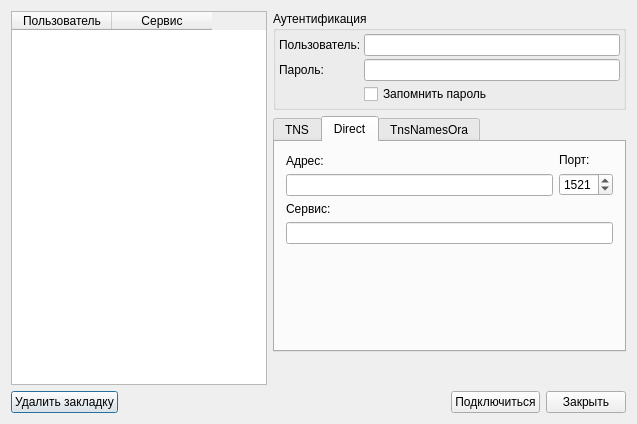
Qt form FmtLib/ui/oracleauthdlg.ui (Smitt64/WorkFMT) before a commit.
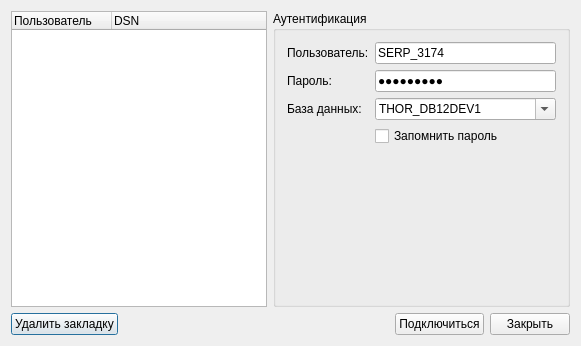
The same form after that commit. The open tabs and pages were chosen to show the change. Icons and pictures are not drawn.

What changed in the file:
```diff
--- a/FmtLib/ui/oracleauthdlg.ui
+++ b/FmtLib/ui/oracleauthdlg.ui
@@ -6,8 +6,8 @@
    <rect>
     <x>0</x>
     <y>0</y>
-    <width>637</width>
-    <height>424</height>
+    <width>581</width>
+    <height>346</height>
    </rect>
   </property>
   <property name="windowTitle">
@@ -17,25 +17,19 @@
    <iconset resource="../res/fmt.qrc">
     <normaloff>:/db</normaloff>:/db</iconset>
   </property>
-  <layout class="QVBoxLayout" name="verticalLayout_7">
+  <layout class="QVBoxLayout" name="verticalLayout">
    <item>
-    <layout class="QHBoxLayout" name="horizontalLayout_3" stretch="0,1">
+    <layout class="QHBoxLayout" name="horizontalLayout" stretch="0,1">
      <item>
-      <widget class="QTableWidget" name="tableWidget">
-       <property name="minimumSize">
-        <size>
-         <width>240</width>
-         <height>0</height>
-        </size>
-       </property>
+      <widget class="QTreeWidget" name="treeWidget">
        <property name="editTriggers">
         <set>QAbstractItemView::NoEditTriggers</set>
        </property>
        <property name="selectionMode">
         <enum>QAbstractItemView::SingleSelection</enum>
        </property>
-       <property name="selectionBehavior">
-        <enum>QAbstractItemView::SelectRows</enum>
+       <property name="rootIsDecorated">
+        <bool>false</bool>
        </property>
        <column>
         <property name="text">
@@ -44,34 +38,19 @@
        </column>
        <column>
         <property name="text">
-         <string>Сервис</string>
+         <string>DSN</string>
         </property>
        </column>
       </widget>
      </item>
-     <item>
-      <layout class="QVBoxLayout" name="verticalLayout_6">
        <item>
         <widget class="QGroupBox" name="groupBox">
          <property name="title">
           <string>Аутентификация</string>
          </property>
-         <layout class="QGridLayout" name="gridLayout_2">
-          <property name="leftMargin">
-           <number>3</number>
-          </property>
-          <property name="topMargin">
-           <number>3</number>
-          </property>
-          <property name="rightMargin">
-           <number>3</number>
-          </property>
-          <property name="bottomMargin">
-           <number>3</number>
-          </property>
-          <property name="spacing">
-           <number>3</number>
-          </property>
+       <layout class="QVBoxLayout" name="verticalLayout_2" stretch="0,1">
+        <item>
+         <layout class="QFormLayout" name="formLayout">
           <item row="0" column="0">
            <widget class="QLabel" name="label_6">
             <property name="text">
@@ -80,7 +59,11 @@
            </widget>
           </item>
           <item row="0" column="1">
-           <widget class="QLineEdit" name="lineEdit_username"/>
+           <widget class="QLineEdit" name="lineEdit_username">
+            <property name="text">
+             <string>SERP_3174</string>
+            </property>
+           </widget>
           </item>
           <item row="1" column="0">
            <widget class="QLabel" name="label_7">
@@ -91,144 +74,39 @@
           </item>
           <item row="1" column="1">
            <widget class="QLineEdit" name="lineEdit_passw">
+            <property name="text">
+             <string>SERP_3174</string>
+            </property>
             <property name="echoMode">
              <enum>QLineEdit::Password</enum>
             </property>
            </widget>
           </item>
-          <item row="2" column="1">
-           <widget class="QCheckBox" name="checkBox_savePass">
-            <property name="text">
-             <string>Запомнить пароль</string>
-            </property>
-           </widget>
-          </item>
-         </layout>
-        </widget>
-       </item>
-       <item>
-        <widget class="QTabWidget" name="tabWidget">
-         <property name="currentIndex">
-          <number>0</number>
-         </property>
-         <widget class="QWidget" name="tab">
-          <attribute name="title">
-           <string>TNS</string>
-          </attribute>
-          <layout class="QVBoxLayout" name="verticalLayout">
-           <item>
+          <item row="2" column="0">
             <widget class="QLabel" name="label_5">
              <property name="text">
               <string>База данных:</string>
              </property>
             </widget>
            </item>
-           <item>
-            <widget class="QComboBox" name="comboBox">
+          <item row="2" column="1">
+           <widget class="QComboBox" name="comboBox_Dsn">
              <property name="editable">
               <bool>true</bool>
              </property>
-            </widget>
-           </item>
-           <item>
-            <spacer name="verticalSpacer">
-             <property name="orientation">
-              <enum>Qt::Vertical</enum>
-             </property>
-             <property name="sizeHint" stdset="0">
-              <size>
-               <width>323</width>
-               <height>38</height>
-              </size>
-             </property>
-            </spacer>
-           </item>
-          </layout>
-         </widget>
-         <widget class="QWidget" name="tab_2">
-          <attribute name="title">
-           <string>Direct</string>
-          </attribute>
-          <layout class="QVBoxLayout" name="verticalLayout_5">
-           <item>
-            <layout class="QHBoxLayout" name="horizontalLayout">
-             <item>
-              <layout class="QVBoxLayout" name="verticalLayout_2">
-               <item>
-                <widget class="QLabel" name="label">
-                 <property name="text">
-                  <string>Адрес:</string>
-                 </property>
-                </widget>
-               </item>
-               <item>
-                <widget class="QLineEdit" name="lineEdit_host"/>
-               </item>
-              </layout>
-             </item>
-             <item>
-              <layout class="QVBoxLayout" name="verticalLayout_3">
-               <item>
-                <widget class="QLabel" name="label_2">
+            <property name="currentText">
+             <string>THOR_DB12DEV1</string>
+            </property>
+           </widget>
+          </item>
+          <item row="3" column="1">
+           <widget class="QCheckBox" name="checkBox_savePass">
                  <property name="text">
-                  <string>Порт:</string>
+             <string>Запомнить пароль</string>
                  </property>
                 </widget>
                </item>
-               <item>
-                <widget class="QSpinBox" name="spinBox">
-                 <property name="maximum">
-                  <number>9999</number>
-                 </property>
-                 <property name="value">
-                  <number>1521</number>
-                 </property>
-                </widget>
-               </item>
-              </layout>
-             </item>
-            </layout>
-           </item>
-           <item>
-            <layout class="QVBoxLayout" name="verticalLayout_4">
-             <item>
-              <widget class="QLabel" name="label_4">
-               <property name="text">
-                <string>Сервис:</string>
-               </property>
-              </widget>
-             </item>
-             <item>
-              <widget class="QLineEdit" name="lineEdit_service"/>
-             </item>
-            </layout>
-           </item>
-           <item>
-            <spacer name="verticalSpacer_2">
-             <property name="orientation">
-              <enum>Qt::Vertical</enum>
-             </property>
-             <property name="sizeHint" stdset="0">
-              <size>
-               <width>20</width>
-               <height>40</height>
-              </size>
-             </property>
-            </spacer>
-           </item>
-          </layout>
-         </widget>
-         <widget class="QWidget" name="tab_3">
-          <attribute name="title">
-           <string>TnsNamesOra</string>
-          </attribute>
-          <layout class="QVBoxLayout" name="verticalLayout_8">
-           <item>
-            <widget class="QTableView" name="tnsNamesTable"/>
-           </item>
-          </layout>
-         </widget>
-        </widget>
+         </layout>
        </item>
        <item>
         <spacer name="verticalSpacer_3">
@@ -237,18 +115,19 @@
          </property>
          <property name="sizeHint" stdset="0">
           <size>
-           <width>20</width>
-           <height>40</height>
+            <width>108</width>
+            <height>71</height>
           </size>
          </property>
         </spacer>
        </item>
       </layout>
+      </widget>
      </item>
     </layout>
    </item>
    <item>
-    <layout class="QHBoxLayout" name="horizontalLayout_2">
+    <layout class="QHBoxLayout" name="horizontalLayout_3">
      <item>
       <widget class="QPushButton" name="delRecentButton">
        <property name="text">
```
Left out of the diff: 6 changed lines with no effect on the pictures. Lines whose indentation alone changed are shown as unchanged.
